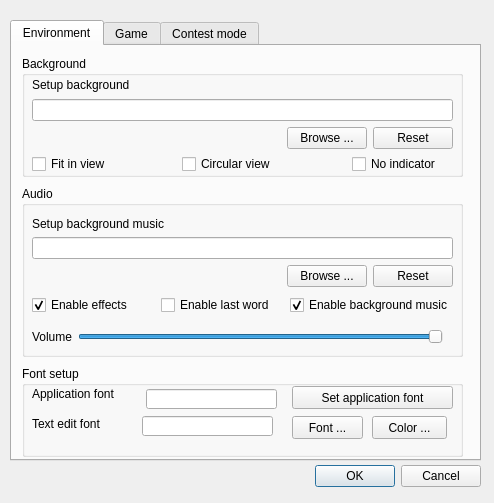
Qt form src/dialog/configdialog.ui (ibicdlcod-Alternate/Something-Old) before a commit.
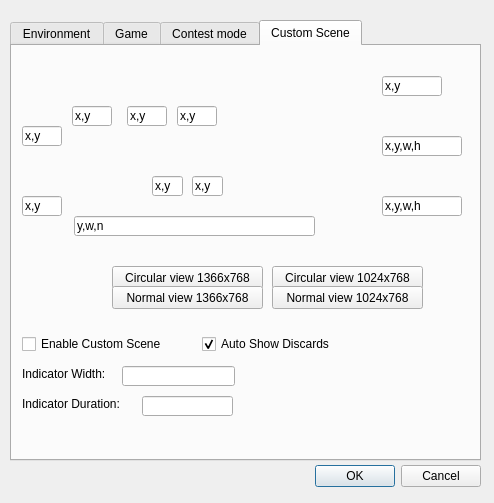
The same form after that commit. Icons and pictures are not drawn.

The edit to the form file:
```diff
--- a/src/dialog/configdialog.ui
+++ b/src/dialog/configdialog.ui
@@ -26,7 +26,7 @@
     </rect>
    </property>
    <property name="currentIndex">
-    <number>0</number>
+    <number>3</number>
    </property>
    <widget class="QWidget" name="envTab">
     <attribute name="title">
@@ -38,22 +38,22 @@
        <x>10</x>
        <y>140</y>
        <width>441</width>
-       <height>171</height>
+       <height>181</height>
       </rect>
      </property>
      <property name="title">
       <string>Audio</string>
      </property>
-     <widget class="QWidget" name="layoutWidget1">
+     <widget class="QWidget" name="layoutWidget">
       <property name="geometry">
        <rect>
         <x>10</x>
-        <y>30</y>
+        <y>20</y>
         <width>421</width>
-        <height>71</height>
+        <height>73</height>
        </rect>
       </property>
-      <layout class="QVBoxLayout" name="verticalLayout_5">
+      <layout class="QVBoxLayout" name="AudioChooseVLayout">
        <item>
         <widget class="QLabel" name="setupBgMusicLabel">
          <property name="text">
@@ -104,16 +104,16 @@
        </item>
       </layout>
      </widget>
-     <widget class="QWidget" name="layoutWidget2">
+     <widget class="QWidget" name="layoutWidget">
       <property name="geometry">
        <rect>
         <x>10</x>
-        <y>110</y>
-        <width>421</width>
-        <height>18</height>
+        <y>100</y>
+        <width>424</width>
+        <height>19</height>
        </rect>
       </property>
-      <layout class="QHBoxLayout" name="horizontalLayout_3">
+      <layout class="QHBoxLayout" name="CheckBoxHLayout">
        <item>
         <widget class="QCheckBox" name="enableEffectCheckBox">
          <property name="text">
@@ -143,20 +143,80 @@
        </item>
       </layout>
      </widget>
-     <widget class="QWidget" name="layoutWidget3">
+     <widget class="QWidget" name="layoutWidget">
       <property name="geometry">
        <rect>
         <x>10</x>
-        <y>140</y>
-        <width>411</width>
-        <height>21</height>
+        <y>120</y>
+        <width>301</width>
+        <height>54</height>
        </rect>
       </property>
-      <layout class="QHBoxLayout" name="horizontalLayout_5">
+      <layout class="QVBoxLayout" name="VolumeVLayout">
        <item>
-        <widget class="QLabel" name="volumeLabel">
+        <layout class="QHBoxLayout" name="EffectHLayout">
+         <item>
+          <widget class="QLabel" name="volumeLable_Effect">
+           <property name="text">
+            <string>Effects Volume</string>
+           </property>
+          </widget>
+         </item>
+         <item>
+          <widget class="QSlider" name="volumeSlider_Effect">
+           <property name="maximum">
+            <number>100</number>
+           </property>
+           <property name="value">
+            <number>100</number>
+           </property>
+           <property name="orientation">
+            <enum>Qt::Horizontal</enum>
+           </property>
+          </widget>
+         </item>
+        </layout>
+       </item>
+       <item>
+        <layout class="QHBoxLayout" name="BgmHLayout">
+         <item>
+          <widget class="QLabel" name="volumeLable_Bgm">
+           <property name="text">
+            <string>BGMusic Volume</string>
+           </property>
+          </widget>
+         </item>
+         <item>
+          <widget class="QSlider" name="volumeSlider_Bgm">
+           <property name="maximum">
+            <number>100</number>
+           </property>
+           <property name="value">
+            <number>100</number>
+           </property>
+           <property name="orientation">
+            <enum>Qt::Horizontal</enum>
+           </property>
+          </widget>
+         </item>
+        </layout>
+       </item>
+      </layout>
+     </widget>
+     <widget class="QWidget" name="verticalLayoutWidget">
+      <property name="geometry">
+       <rect>
+        <x>320</x>
+        <y>120</y>
+        <width>111</width>
+        <height>65</height>
+       </rect>
+      </property>
+      <layout class="QVBoxLayout" name="EditionVLayout">
+       <item>
+        <widget class="QRadioButton" name="classicalRdo">
          <property name="text">
-          <string>Volume</string>
+          <string>Classical</string>
          </property>
          <property name="buddy">
           <cstring>volumeSlider</cstring>
@@ -164,15 +224,16 @@
         </widget>
        </item>
        <item>
-        <widget class="QSlider" name="volumeSlider">
-         <property name="maximum">
-          <number>100</number>
+        <widget class="QRadioButton" name="professional1Rdo">
+         <property name="text">
+          <string>Professional1</string>
          </property>
-         <property name="value">
-          <number>100</number>
-         </property>
-         <property name="orientation">
-          <enum>Qt::Horizontal</enum>
+        </widget>
+       </item>
+       <item>
+        <widget class="QRadioButton" name="professional2Rdo">
+         <property name="text">
+          <string>Professional2</string>
          </property>
         </widget>
        </item>
@@ -191,13 +252,13 @@
      <property name="title">
       <string>Background</string>
      </property>
-     <widget class="QWidget" name="layoutWidget4">
+     <widget class="QWidget" name="layoutWidget">
       <property name="geometry">
        <rect>
         <x>10</x>
         <y>20</y>
         <width>421</width>
-        <height>73</height>
+        <height>75</height>
        </rect>
       </property>
       <layout class="QVBoxLayout" name="verticalLayout_2">
@@ -260,7 +321,7 @@
        <rect>
         <x>10</x>
         <y>100</y>
-        <width>151</width>
+        <width>121</width>
         <height>16</height>
        </rect>
       </property>
@@ -271,7 +332,7 @@
      <widget class="QCheckBox" name="circularViewCheckBox">
       <property name="geometry">
        <rect>
-        <x>160</x>
+        <x>130</x>
         <y>100</y>
         <width>101</width>
         <height>16</height>
@@ -299,27 +360,14 @@
      <property name="geometry">
       <rect>
        <x>10</x>
-       <y>320</y>
+       <y>330</y>
        <width>441</width>
-       <height>91</height>
+       <height>81</height>
       </rect>
      </property>
      <property name="title">
       <string>Font setup</string>
      </property>
-     <widget class="QPushButton" name="changeAppFontButton">
-      <property name="geometry">
-       <rect>
-        <x>270</x>
-        <y>20</y>
-        <width>161</width>
-        <height>23</height>
-       </rect>
-      </property>
-      <property name="text">
-       <string>Set application font</string>
-      </property>
-     </widget>
      <widget class="QLabel" name="appFontLabel">
       <property name="geometry">
        <rect>
@@ -342,7 +390,7 @@
       </property>
       <property name="geometry">
        <rect>
-        <x>124</x>
+        <x>120</x>
         <y>23</y>
         <width>131</width>
         <height>20</height>
@@ -368,19 +416,6 @@
        <bool>false</bool>
       </property>
      </widget>
-     <widget class="QPushButton" name="setTextEditFontButton">
-      <property name="geometry">
-       <rect>
-        <x>270</x>
-        <y>50</y>
-        <width>71</width>
-        <height>23</height>
-       </rect>
-      </property>
-      <property name="text">
-       <string>Font ...</string>
-      </property>
-     </widget>
      <widget class="QLabel" name="textEditFontLabel">
       <property name="geometry">
        <rect>
@@ -397,19 +432,43 @@
        <cstring>textEditFontLineEdit</cstring>
       </property>
      </widget>
-     <widget class="QPushButton" name="setTextEditColorButton">
-      <property name="geometry">
-       <rect>
-        <x>350</x>
-        <y>50</y>
-        <width>75</width>
-        <height>23</height>
-       </rect>
-      </property>
-      <property name="text">
-       <string>Color ...</string>
-      </property>
-     </widget>
+    </widget>
+    <widget class="QWidget" name="verticalLayoutWidget_2">
+     <property name="geometry">
+      <rect>
+       <x>270</x>
+       <y>350</y>
+       <width>164</width>
+       <height>60</height>
+      </rect>
+     </property>
+     <layout class="QVBoxLayout" name="verticalLayout_3">
+      <item>
+       <widget class="QPushButton" name="changeAppFontButton">
+        <property name="text">
+         <string>Set application font</string>
+        </property>
+       </widget>
+      </item>
+      <item>
+       <layout class="QHBoxLayout" name="horizontalLayout_3">
+        <item>
+         <widget class="QPushButton" name="setTextEditFontButton">
+          <property name="text">
+           <string>Font ...</string>
+          </property>
+         </widget>
+        </item>
+        <item>
+         <widget class="QPushButton" name="setTextEditColorButton">
+          <property name="text">
+           <string>Color ...</string>
+          </property>
+         </widget>
+        </item>
+       </layout>
+      </item>
+     </layout>
     </widget>
    </widget>
    <widget class="QWidget" name="gameTab">
@@ -560,6 +619,300 @@
      </property>
     </widget>
    </widget>
+   <widget class="QWidget" name="tab_2">
+    <attribute name="title">
+     <string>Custom Scene</string>
+    </attribute>
+    <widget class="QLabel" name="scenePixmap">
+     <property name="geometry">
+      <rect>
+       <x>0</x>
+       <y>0</y>
+       <width>460</width>
+       <height>280</height>
+      </rect>
+     </property>
+     <property name="text">
+      <string/>
+     </property>
+     <property name="pixmap">
+      <pixmap resource="../../QSanguosha.qrc">:/image/system/scene.jpg</pixmap>
+     </property>
+     <property name="alignment">
+      <set>Qt::AlignCenter</set>
+     </property>
+    </widget>
+    <widget class="QLineEdit" name="photoPos1LineEdit">
+     <property name="geometry">
+      <rect>
+       <x>165</x>
+       <y>60</y>
+       <width>40</width>
+       <height>20</height>
+      </rect>
+     </property>
+     <property name="text">
+      <string>x,y</string>
+     </property>
+    </widget>
+    <widget class="QLineEdit" name="photoPos2LineEdit">
+     <property name="geometry">
+      <rect>
+       <x>115</x>
+       <y>60</y>
+       <width>40</width>
+       <height>20</height>
+      </rect>
+     </property>
+     <property name="text">
+      <string>x,y</string>
+     </property>
+    </widget>
+    <widget class="QLineEdit" name="photoPos3LineEdit">
+     <property name="geometry">
+      <rect>
+       <x>60</x>
+       <y>60</y>
+       <width>40</width>
+       <height>20</height>
+      </rect>
+     </property>
+     <property name="text">
+      <string>x,y</string>
+     </property>
+    </widget>
+    <widget class="QLineEdit" name="photoPos4LineEdit">
+     <property name="geometry">
+      <rect>
+       <x>10</x>
+       <y>80</y>
+       <width>40</width>
+       <height>20</height>
+      </rect>
+     </property>
+     <property name="text">
+      <string>x,y</string>
+     </property>
+    </widget>
+    <widget class="QLineEdit" name="photoPos5LineEdit">
+     <property name="geometry">
+      <rect>
+       <x>10</x>
+       <y>150</y>
+       <width>40</width>
+       <height>20</height>
+      </rect>
+     </property>
+     <property name="text">
+      <string>x,y</string>
+     </property>
+    </widget>
+    <widget class="QLineEdit" name="stateItemLineEdit">
+     <property name="geometry">
+      <rect>
+       <x>370</x>
+       <y>30</y>
+       <width>60</width>
+       <height>20</height>
+      </rect>
+     </property>
+     <property name="text">
+      <string>x,y</string>
+     </property>
+    </widget>
+    <widget class="QLineEdit" name="chatBoxLineEdit">
+     <property name="geometry">
+      <rect>
+       <x>370</x>
+       <y>90</y>
+       <width>80</width>
+       <height>20</height>
+      </rect>
+     </property>
+     <property name="text">
+      <string>x,y,w,h</string>
+     </property>
+    </widget>
+    <widget class="QLineEdit" name="logBoxLineEdit">
+     <property name="geometry">
+      <rect>
+       <x>370</x>
+       <y>150</y>
+       <width>80</width>
+       <height>20</height>
+      </rect>
+     </property>
+     <property name="text">
+      <string>x,y,w,h</string>
+     </property>
+    </widget>
+    <widget class="QLineEdit" name="drawPilePosLineEdit">
+     <property name="geometry">
+      <rect>
+       <x>140</x>
+       <y>130</y>
+       <width>31</width>
+       <height>20</height>
+      </rect>
+     </property>
+     <property name="text">
+      <string>x,y</string>
+     </property>
+    </widget>
+    <widget class="QLineEdit" name="discardedPosLineEdit">
+     <property name="geometry">
+      <rect>
+       <x>180</x>
+       <y>130</y>
+       <width>31</width>
+       <height>20</height>
+      </rect>
+     </property>
+     <property name="text">
+      <string>x,y</string>
+     </property>
+    </widget>
+    <widget class="QLineEdit" name="discardedAreaLineEdit">
+     <property name="geometry">
+      <rect>
+       <x>62</x>
+       <y>170</y>
+       <width>241</width>
+       <height>20</height>
+      </rect>
+     </property>
+     <property name="text">
+      <string>y,w,n</string>
+     </property>
+    </widget>
+    <widget class="QCheckBox" name="enableCustomSceneCheckBox">
+     <property name="geometry">
+      <rect>
+       <x>10</x>
+       <y>290</y>
+       <width>161</width>
+       <height>16</height>
+      </rect>
+     </property>
+     <property name="text">
+      <string>Enable Custom Scene</string>
+     </property>
+    </widget>
+    <widget class="QCheckBox" name="autoShowDiscardsCheckBox">
+     <property name="geometry">
+      <rect>
+       <x>190</x>
+       <y>290</y>
+       <width>141</width>
+       <height>16</height>
+      </rect>
+     </property>
+     <property name="text">
+      <string>Auto Show Discards</string>
+     </property>
+     <property name="checked">
+      <bool>true</bool>
+     </property>
+    </widget>
+    <widget class="QLabel" name="label">
+     <property name="geometry">
+      <rect>
+       <x>10</x>
+       <y>320</y>
+       <width>101</width>
+       <height>16</height>
+      </rect>
+     </property>
+     <property name="text">
+      <string>Indicator Width:</string>
+     </property>
+    </widget>
+    <widget class="QLineEdit" name="indicatorWidthLineEdit">
+     <property name="geometry">
+      <rect>
+       <x>110</x>
+       <y>320</y>
+       <width>113</width>
+       <height>20</height>
+      </rect>
+     </property>
+    </widget>
+    <widget class="QLabel" name="label_2">
+     <property name="geometry">
+      <rect>
+       <x>10</x>
+       <y>350</y>
+       <width>121</width>
+       <height>16</height>
+      </rect>
+     </property>
+     <property name="text">
+      <string>Indicator Duration:</string>
+     </property>
+    </widget>
+    <widget class="QLineEdit" name="indicatorDurationLineEdit">
+     <property name="geometry">
+      <rect>
+       <x>130</x>
+       <y>350</y>
+       <width>91</width>
+       <height>20</height>
+      </rect>
+     </property>
+    </widget>
+    <widget class="QPushButton" name="cv1024x768Button">
+     <property name="geometry">
+      <rect>
+       <x>260</x>
+       <y>220</y>
+       <width>151</width>
+       <height>23</height>
+      </rect>
+     </property>
+     <property name="text">
+      <string>Circular view 1024x768</string>
+     </property>
+    </widget>
+    <widget class="QPushButton" name="nv1024x768Button">
+     <property name="geometry">
+      <rect>
+       <x>260</x>
+       <y>240</y>
+       <width>151</width>
+       <height>23</height>
+      </rect>
+     </property>
+     <property name="text">
+      <string>Normal view 1024x768</string>
+     </property>
+    </widget>
+    <widget class="QPushButton" name="cv1366x768Button">
+     <property name="geometry">
+      <rect>
+       <x>100</x>
+       <y>220</y>
+       <width>151</width>
+       <height>23</height>
+      </rect>
+     </property>
+     <property name="text">
+      <string>Circular view 1366x768</string>
+     </property>
+    </widget>
+    <widget class="QPushButton" name="nv1366x768Button">
+     <property name="geometry">
+      <rect>
+       <x>100</x>
+       <y>240</y>
+       <width>151</width>
+       <height>23</height>
+      </rect>
+     </property>
+     <property name="text">
+      <string>Normal view 1366x768</string>
+     </property>
+    </widget>
+   </widget>
   </widget>
   <widget class="QDialogButtonBox" name="buttonBox">
    <property name="geometry">
```
Left out of the diff: 24 changed lines with no effect on the pictures.
